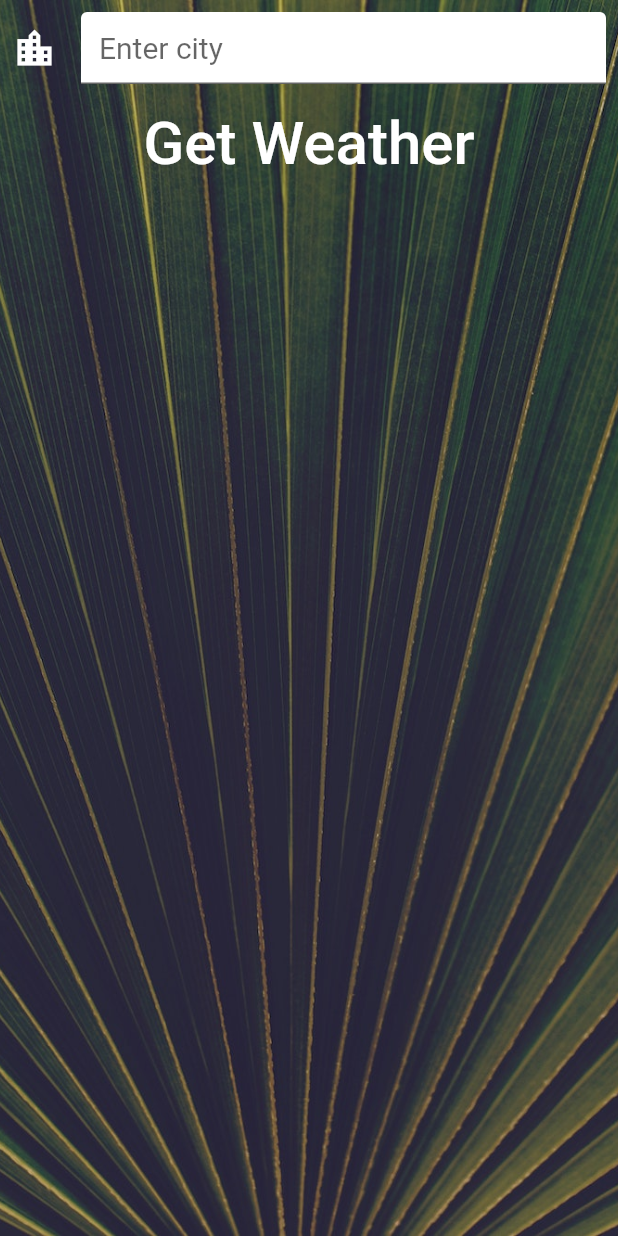
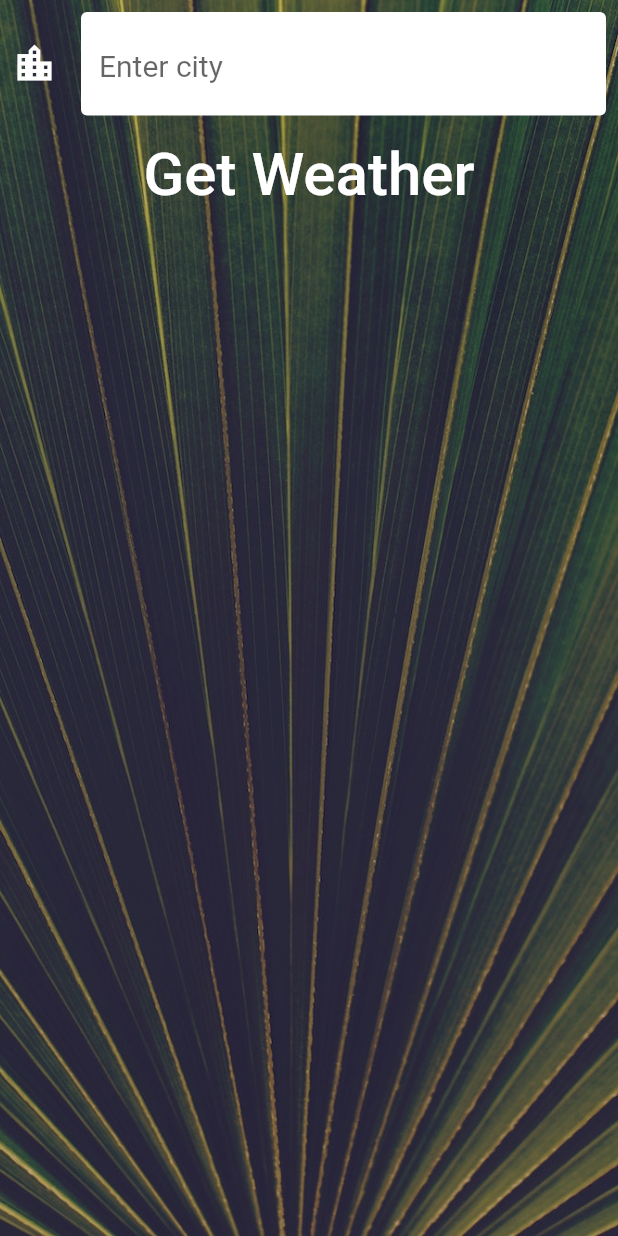
Before and after one commit to aliaaosama23/weather, a Flutter app: the CityScreen screen opened directly, on a phone screen of 412 x 824 dp. Run offline on Flutter 3.47's test engine with Material 2 defaults, Android fonts, the phone set to English and light mode, and no system bars; our stand-ins replace flutter_spinkit, geolocator.

Commit message:
code organize

```diff
--- a/lib/screens/city_screen.dart
+++ b/lib/screens/city_screen.dart
@@ -1,4 +1,5 @@
 import 'package:flutter/material.dart';
+import 'package:weather_app/utilities/constants.dart';
 
 class CityScreen extends StatelessWidget {
   const CityScreen({Key? key}) : super(key: key);
@@ -21,7 +22,13 @@ class CityScreen extends StatelessWidget {
               Padding(
                 padding: const EdgeInsets.all(8.0),
                 child: TextField(
-                  decoration: InputDecoration(
+                  style: const TextStyle(
+                    fontSize: 25,
+                  ),
+                  decoration: const InputDecoration(
+                    border: OutlineInputBorder(
+                      borderSide: BorderSide.none,
+                    ),
                     filled: true,
                     fillColor: Colors.white,
                     icon: Icon(
@@ -32,7 +39,8 @@ class CityScreen extends StatelessWidget {
                     hintText: 'Enter city',
                     hintStyle: TextStyle(
                       fontSize: 20,
-                      )),
+                    ),
+                  ),
                   onChanged: (value) {
                     print(value);
                     name = value;
@@ -43,12 +51,9 @@ class CityScreen extends StatelessWidget {
                 onPressed: () {
                   Navigator.pop(context, name);
                 },
-                child: Text(
+                child: const Text(
                   'Get Weather',
-                  style: TextStyle(
-                    fontSize: 40,
-                    color: Colors.white,
-                  ),
+                  style: kTextButtonStyle,
                 ),
               )
             ],
@@ -58,3 +63,12 @@ class CityScreen extends StatelessWidget {
     );
   }
 }
+
+class BackgroundImage extends StatelessWidget {
+  const BackgroundImage({Key? key}) : super(key: key);
+
+  @override
+  Widget build(BuildContext context) {
+    return Container();
+  }
+}
--- a/lib/screens/location_screen.dart
+++ b/lib/screens/location_screen.dart
@@ -88,6 +88,7 @@ class _LocationScreenState extends State<LocationScreen> {
                         children: [
                           IconButton(
                             onPressed: () {
+                              dataReturned = false;
                               // find the current location again
                               getWeatherDataByLocation();
                             },
```
Also changed, not shown: 5 other files. Lines whose indentation alone changed are shown as unchanged.
